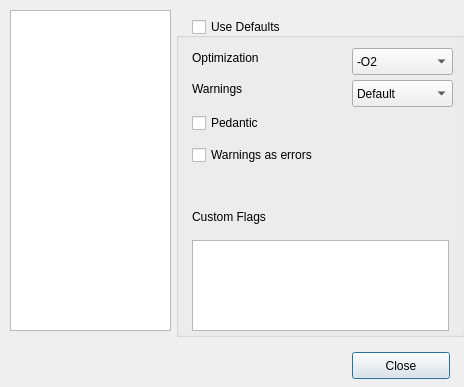
Above: uis/build_settings.ui from amirgeva/coide before the change. Below: the same form after it.
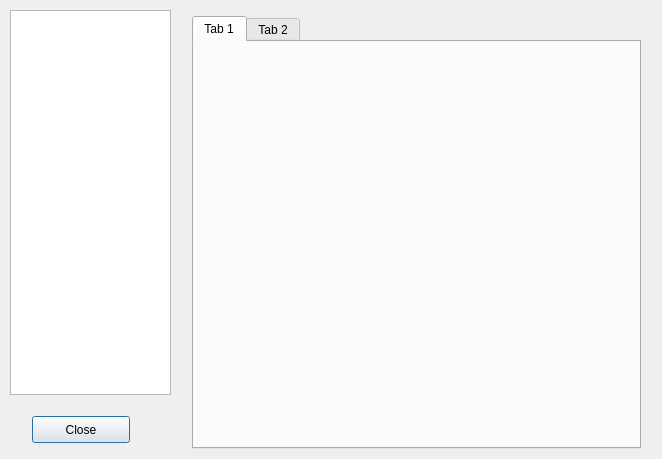
That is the form after the change.

Commit message: Tabbed build settings

Patch:
```diff
--- a/uis/build_settings.ui
+++ b/uis/build_settings.ui
@@ -6,8 +6,8 @@
    <rect>
     <x>0</x>
     <y>0</y>
-    <width>464</width>
-    <height>387</height>
+    <width>662</width>
+    <height>459</height>
    </rect>
   </property>
   <property name="windowTitle">
@@ -19,7 +19,7 @@
      <x>10</x>
      <y>10</y>
      <width>161</width>
-     <height>321</height>
+     <height>385</height>
     </rect>
    </property>
    <property name="headerHidden">
@@ -31,172 +31,11 @@
     </property>
    </column>
   </widget>
-  <widget class="QLabel" name="label">
-   <property name="geometry">
-    <rect>
-     <x>192</x>
-     <y>48</y>
-     <width>101</width>
-     <height>20</height>
-    </rect>
-   </property>
-   <property name="text">
-    <string>Optimization</string>
-   </property>
-  </widget>
-  <widget class="QLabel" name="label_2">
-   <property name="geometry">
-    <rect>
-     <x>192</x>
-     <y>80</y>
-     <width>81</width>
-     <height>17</height>
-    </rect>
-   </property>
-   <property name="text">
-    <string>Warnings</string>
-   </property>
-  </widget>
-  <widget class="QCheckBox" name="defaults">
-   <property name="geometry">
-    <rect>
-     <x>192</x>
-     <y>16</y>
-     <width>151</width>
-     <height>22</height>
-    </rect>
-   </property>
-   <property name="text">
-    <string>Use Defaults</string>
-   </property>
-  </widget>
-  <widget class="QGroupBox" name="settingsGroup">
-   <property name="geometry">
-    <rect>
-     <x>176</x>
-     <y>32</y>
-     <width>289</width>
-     <height>305</height>
-    </rect>
-   </property>
-   <property name="title">
-    <string/>
-   </property>
-   <widget class="QComboBox" name="optCB">
-    <property name="geometry">
-     <rect>
-      <x>176</x>
-      <y>16</y>
-      <width>101</width>
-      <height>27</height>
-     </rect>
-    </property>
-    <item>
-     <property name="text">
-      <string>-O2</string>
-     </property>
-    </item>
-    <item>
-     <property name="text">
-      <string>-O0</string>
-     </property>
-    </item>
-    <item>
-     <property name="text">
-      <string>-O1</string>
-     </property>
-    </item>
-    <item>
-     <property name="text">
-      <string>-O3</string>
-     </property>
-    </item>
-    <item>
-     <property name="text">
-      <string>Custom</string>
-     </property>
-    </item>
-   </widget>
-   <widget class="QComboBox" name="warnCB">
-    <property name="geometry">
-     <rect>
-      <x>176</x>
-      <y>48</y>
-      <width>101</width>
-      <height>27</height>
-     </rect>
-    </property>
-    <item>
-     <property name="text">
-      <string>Default</string>
-     </property>
-    </item>
-    <item>
-     <property name="text">
-      <string>None (-w)</string>
-     </property>
-    </item>
-    <item>
-     <property name="text">
-      <string>All (-Wall)</string>
-     </property>
-    </item>
-   </widget>
-   <widget class="QCheckBox" name="pedantic">
-    <property name="geometry">
-     <rect>
-      <x>16</x>
-      <y>80</y>
-      <width>161</width>
-      <height>22</height>
-     </rect>
-    </property>
-    <property name="text">
-     <string>Pedantic</string>
-    </property>
-   </widget>
-   <widget class="QCheckBox" name="warnErrors">
-    <property name="geometry">
-     <rect>
-      <x>16</x>
-      <y>112</y>
-      <width>201</width>
-      <height>22</height>
-     </rect>
-    </property>
-    <property name="text">
-     <string>Warnings as errors</string>
-    </property>
-   </widget>
-   <widget class="QPlainTextEdit" name="customFlags">
-    <property name="geometry">
-     <rect>
-      <x>16</x>
-      <y>208</y>
-      <width>257</width>
-      <height>91</height>
-     </rect>
-    </property>
-   </widget>
-   <widget class="QLabel" name="label_3">
-    <property name="geometry">
-     <rect>
-      <x>16</x>
-      <y>176</y>
-      <width>191</width>
-      <height>17</height>
-     </rect>
-    </property>
-    <property name="text">
-     <string>Custom Flags</string>
-    </property>
-   </widget>
-  </widget>
   <widget class="QPushButton" name="closeButton">
    <property name="geometry">
     <rect>
-     <x>352</x>
-     <y>352</y>
+     <x>32</x>
+     <y>416</y>
      <width>98</width>
      <height>27</height>
     </rect>
@@ -205,12 +44,26 @@
     <string>Close</string>
    </property>
   </widget>
-  <zorder>settingsGroup</zorder>
-  <zorder>projTree</zorder>
-  <zorder>label</zorder>
-  <zorder>label_2</zorder>
-  <zorder>defaults</zorder>
-  <zorder>closeButton</zorder>
+  <widget class="QTabWidget" name="tabWidget">
+   <property name="geometry">
+    <rect>
+     <x>192</x>
+     <y>16</y>
+     <width>449</width>
+     <height>433</height>
+    </rect>
+   </property>
+   <widget class="QWidget" name="tab">
+    <attribute name="title">
+     <string>Tab 1</string>
+    </attribute>
+   </widget>
+   <widget class="QWidget" name="tab_2">
+    <attribute name="title">
+     <string>Tab 2</string>
+    </attribute>
+   </widget>
+  </widget>
  </widget>
  <resources/>
  <connections/>
```
The commit also changes 4 other files.
